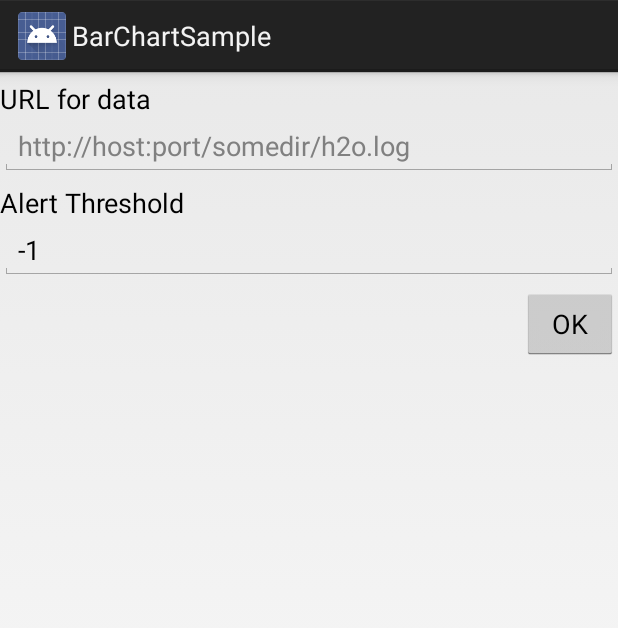
After one commit to elliotn/MeterReaderGraph, an Android app: the fragment SettingsFragment shown on its own in the app's theme, on a phone screen of 412 x 824 dp. The commit adds this screen. Shown: the top 628 px of the screen. Run offline under Robolectric (Android 15) with nearby library versions, the phone set to English and light mode, and no system bars; 1 statement that could not run was skipped.

Commit message:
Added settings fragment.

```diff
--- /dev/null
+++ b/app/src/main/java/com/nathanson/meterreader/BaseFragment.java
@@ -0,0 +1,16 @@
+package com.nathanson.meterreader;
+
+
+import android.app.Activity;
+import android.app.Fragment;
+
+public class BaseFragment extends Fragment {
+
+    @Override
+    public void onAttach(Activity activity) {
+        super.onAttach(activity);
+
+        ((MainActivity) activity).onSectionAttached(this);
+    }
+
+}
--- a/app/src/main/java/com/nathanson/meterreader/NavigationDrawerFragment.java
+++ b/app/src/main/java/com/nathanson/meterreader/NavigationDrawerFragment.java
@@ -101,9 +101,8 @@ public class NavigationDrawerFragment extends Fragment {
                 android.R.layout.simple_list_item_activated_1,
                 android.R.id.text1,
                 new String[]{
-                        getString(R.string.title_section1),
+                        getString(R.string.title_settings),
                         getString(R.string.title_graph),
-                        getString(R.string.title_section3),
                 }));
         mDrawerListView.setItemChecked(mCurrentSelectedPosition, true);
         return mDrawerListView;
--- /dev/null
+++ b/app/src/main/java/com/nathanson/meterreader/SettingsFragment.java
@@ -0,0 +1,100 @@
+package com.nathanson.meterreader;
+
+import android.os.Bundle;
+import android.view.Gravity;
+import android.view.LayoutInflater;
+import android.view.View;
+import android.view.ViewGroup;
+import android.widget.Button;
+import android.widget.EditText;
+import android.widget.Toast;
+
+import com.nathanson.meterreader.persistence.MeterReaderSharedPreferences;
+
+public class SettingsFragment extends BaseFragment
+        implements View.OnClickListener {
+
+    private static final String TAG = "SettingsFragment";
+
+    private MeterReaderSharedPreferences mSharedPrefs;
+
+    private EditText mUrl;
+    private EditText mAlertThreshold; // for future use.
+
+    /**
+     * Use this factory method to create a new instance of
+     * this fragment using the provided parameters.
+     *
+     * @return A new instance of fragment SettingsFragment.
+     */
+    public static SettingsFragment newInstance() {
+        SettingsFragment fragment = new SettingsFragment();
+        return fragment;
+    }
+
+    public SettingsFragment() {
+        // Required empty public constructor
+    }
+
+    @Override
+    public View onCreateView(LayoutInflater inflater, ViewGroup container,
+                             Bundle savedInstanceState) {
+
+        View settingsLayout = inflater.inflate(R.layout.fragment_settings, container, false);
+
+        mUrl = (EditText) settingsLayout.findViewById(R.id.dataUrl);
+        mAlertThreshold = (EditText) settingsLayout.findViewById(R.id.alertThreshold);
+
+        Button okButton = (Button) settingsLayout.findViewById(R.id.settingsOKButton);
+        okButton.setOnClickListener(this);
+
+        mSharedPrefs = MeterReaderApplication.getInstance().getSharedPrefs();
+
+        return settingsLayout;
+    }
+
+    @Override
+    public void onStart() {
+        super.onStart();
+
+        restore();
+    }
+
+    private void saveNotification() {
+        int yOffset = getResources().getDimensionPixelSize(R.dimen.toast_y_offset);
+
+        Toast toast = Toast.makeText(getActivity().getApplicationContext(),
+                getResources().getString(R.string.toast_settings_saved),
+                Toast.LENGTH_SHORT);
+        toast.setGravity(Gravity.BOTTOM, 0, yOffset);
+        toast.show();
+    }
+
+    private void save() {
+
+        // TODO: data validation?
+        mSharedPrefs.setUrl(mUrl.getText().toString());
+        mSharedPrefs.setUsageAlertThreshold(Integer.valueOf(mAlertThreshold.getText().toString()));
+
+        saveNotification();
+    }
+
+    private void restore() {
+        mUrl.setText(mSharedPrefs.getUrl());
+        mAlertThreshold.setText(String.valueOf(mSharedPrefs.getUsageAlertThreshold()));
+    }
+
+    @Override
+    public void onClick(View v) {
+
+        switch(v.getId()) {
+            case R.id.settingsOKButton:
+                save();
+                break;
+            default:
+                // do nothing.
+        }
+    }
+
+
+}
--- /dev/null
+++ b/app/src/main/res/layout/fragment_settings.xml
@@ -0,0 +1,45 @@
+<?xml version="1.0" encoding="utf-8"?>
+<LinearLayout xmlns:android="http://schemas.android.com/apk/res/android"
+    android:orientation="vertical" android:layout_width="match_parent"
+    android:layout_height="match_parent">
+
+    <TextView
+        android:layout_width="wrap_content"
+        android:layout_height="wrap_content"
+        android:textAppearance="?android:attr/textAppearanceMedium"
+        android:text="@string/data_url_Label"
+        android:id="@+id/dataUrlLabel"
+        android:layout_marginTop="5dp" />
+
+    <EditText
+        android:layout_width="match_parent"
+        android:layout_height="wrap_content"
+        android:id="@+id/dataUrl"
+        android:inputType="textUri"
+        android:hint="@string/data_url_hint" />
+
+    <TextView
+        android:layout_width="wrap_content"
+        android:layout_height="wrap_content"
+        android:textAppearance="?android:attr/textAppearanceMedium"
+        android:text="@string/alert_threshold_label"
+        android:id="@+id/alertThresholdLabel"
+        android:layout_marginTop="5dp" />
+
+    <EditText
+        android:layout_width="match_parent"
+        android:layout_height="wrap_content"
+        android:inputType="number"
+        android:ems="10"
+        android:id="@+id/alertThreshold"
+        android:hint="@string/alert_threshold_hint" />
+
+    <Button
+        android:layout_width="wrap_content"
+        android:layout_height="wrap_content"
+        android:layout_marginTop="5dp"
+        android:text="OK"
+        android:id="@+id/settingsOKButton"
+        android:layout_gravity="right" />
+
+</LinearLayout>
--- a/app/src/main/res/values/dimens.xml
+++ b/app/src/main/res/values/dimens.xml
@@ -6,4 +6,6 @@
     <!-- Per the design guidelines, navigation drawers should be between 240dp and 320dp:
          https://developer.android.com/design/patterns/navigation-drawer.html -->
     <dimen name="navigation_drawer_width">240dp</dimen>
+
+    <dimen name="toast_y_offset">10dp</dimen>
 </resources>
--- a/app/src/main/res/values/strings.xml
+++ b/app/src/main/res/values/strings.xml
@@ -1,9 +1,8 @@
 <resources>
     <string name="app_name">BarChartSample</string>
 
-    <string name="title_section1">Section 1</string>
+    <string name="title_settings">Settings</string>
     <string name="title_graph">Graph</string>
-    <string name="title_section3">Section 3</string>
 
     <string name="navigation_drawer_open">Open navigation drawer</string>
     <string name="navigation_drawer_close">Close navigation drawer</string>
@@ -14,4 +13,9 @@
 
 <!-- TODO: Remove or change this placeholder text -->
     <string name="hello_blank_fragment">Hello blank fragment</string>
+    <string name="data_url_Label">URL for data</string>
+    <string name="data_url_hint">http://host:port/somedir/h2o.log</string>
+    <string name="alert_threshold_label">Alert Threshold</string>
+    <string name="alert_threshold_hint">1000</string>
+    <string name="toast_settings_saved">Settings saved.</string>
 </resources>
```
Also changed, not shown: app/src/main/java/com/nathanson/meterreader/BarChartFragment.java (+2 -10 lines), app/src/main/java/com/nathanson/meterreader/MainActivity.java (+23 -55 lines).
